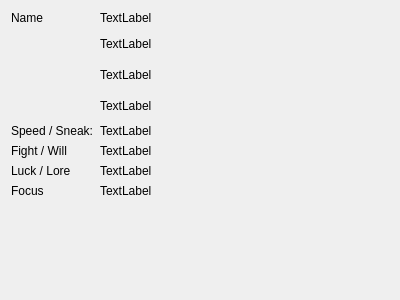
Before: the Qt Designer form arkhorclient/characterwidget.ui in kingnak/arkhor, drawn with Qt 5.
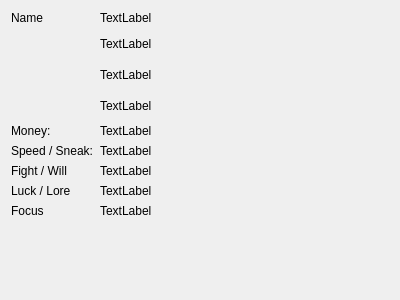
After: the same form once the commit is applied. Icons and pictures are not drawn.

```diff
--- a/arkhorclient/characterwidget.ui
+++ b/arkhorclient/characterwidget.ui
@@ -126,62 +126,76 @@
        </property>
       </widget>
      </item>
-     <item row="4" column="0">
+     <item row="5" column="0">
       <widget class="QLabel" name="label_5">
        <property name="text">
         <string>Speed / Sneak:</string>
        </property>
       </widget>
      </item>
-     <item row="4" column="1">
+     <item row="5" column="1">
       <widget class="QLabel" name="lblSpeedSneak">
        <property name="text">
         <string>TextLabel</string>
        </property>
       </widget>
      </item>
-     <item row="5" column="0">
+     <item row="6" column="0">
       <widget class="QLabel" name="label_7">
        <property name="text">
         <string>Fight / Will</string>
        </property>
       </widget>
      </item>
-     <item row="5" column="1">
+     <item row="6" column="1">
       <widget class="QLabel" name="lblFightWill">
        <property name="text">
         <string>TextLabel</string>
        </property>
       </widget>
      </item>
-     <item row="6" column="0">
+     <item row="7" column="0">
       <widget class="QLabel" name="label_6">
        <property name="text">
         <string>Luck / Lore</string>
        </property>
       </widget>
      </item>
-     <item row="6" column="1">
+     <item row="7" column="1">
       <widget class="QLabel" name="lblLuckLore">
        <property name="text">
         <string>TextLabel</string>
        </property>
       </widget>
      </item>
-     <item row="7" column="0">
+     <item row="8" column="0">
       <widget class="QLabel" name="label_8">
        <property name="text">
         <string>Focus</string>
        </property>
       </widget>
      </item>
-     <item row="7" column="1">
+     <item row="8" column="1">
       <widget class="QLabel" name="lblFocus">
        <property name="text">
         <string>TextLabel</string>
        </property>
       </widget>
      </item>
+     <item row="4" column="0">
+      <widget class="QLabel" name="label_9">
+       <property name="text">
+        <string>Money:</string>
+       </property>
+      </widget>
+     </item>
+     <item row="4" column="1">
+      <widget class="QLabel" name="lblMoney">
+       <property name="text">
+        <string>TextLabel</string>
+       </property>
+      </widget>
+     </item>
     </layout>
    </item>
    <item>
```
